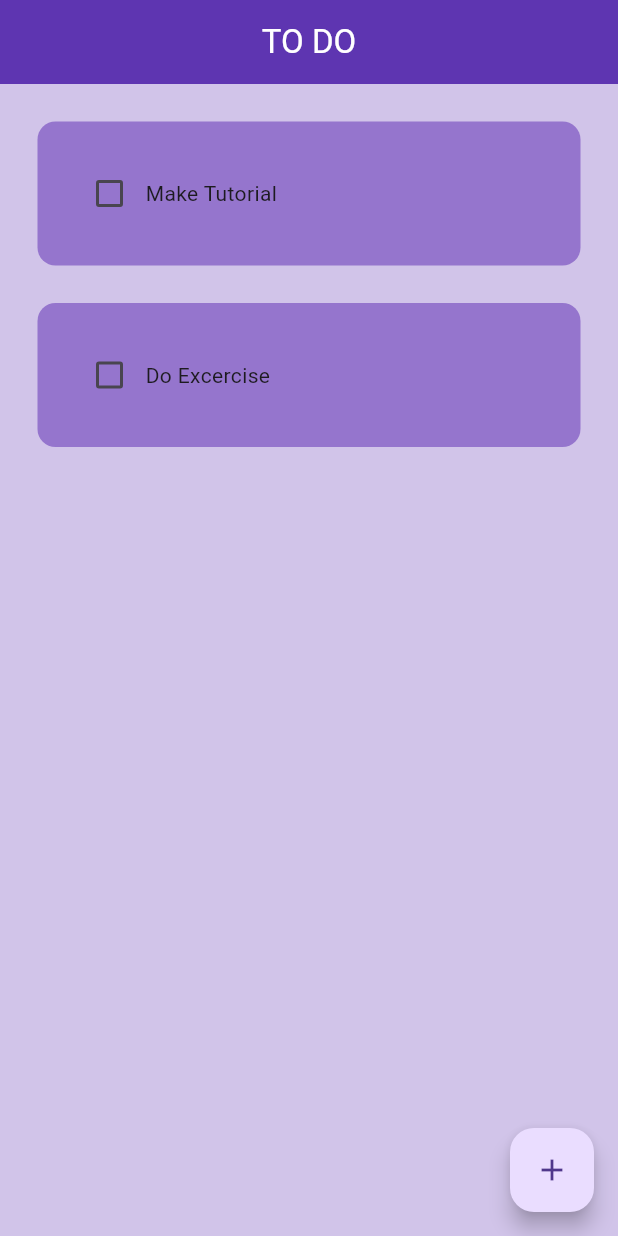
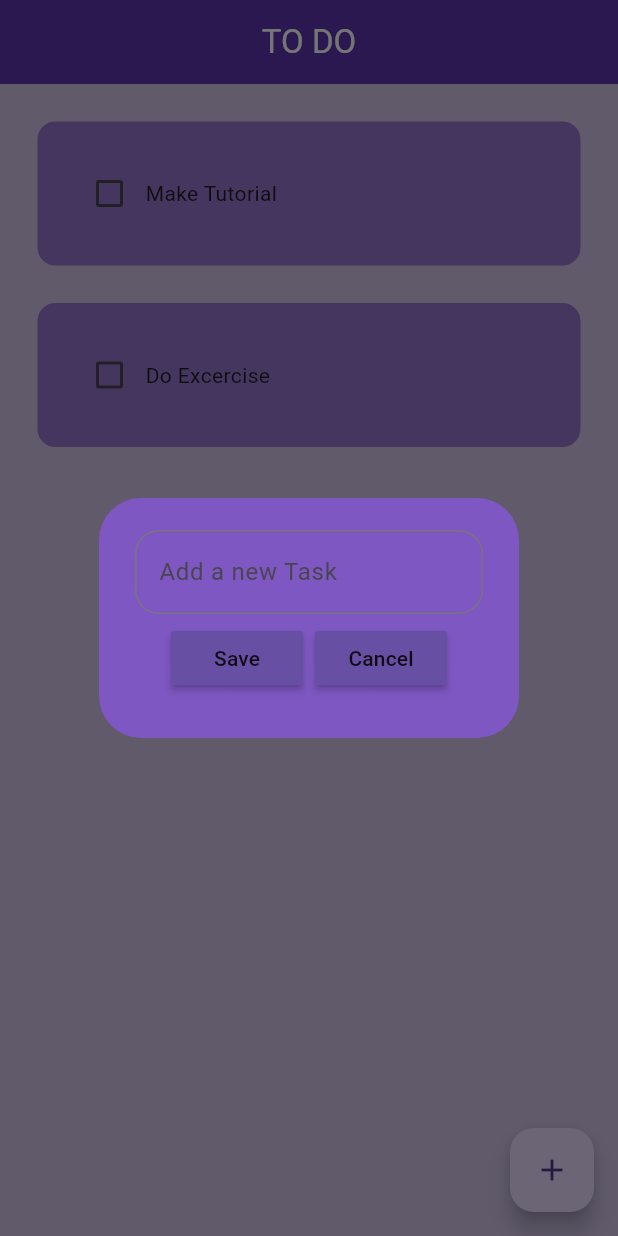
Before and after one commit to SteiKnight/todoapp, a Flutter app: the screen it shows after launch, after a tap on the "add" icon, on a phone screen of 412 x 824 dp. Run offline on Flutter 3.47's test engine with Material 3 defaults, Android fonts, the phone set to English and light mode, and no system bars.

Commit message:
added: working add new task button

```diff
--- a/lib/pages/home_page.dart
+++ b/lib/pages/home_page.dart
@@ -1,4 +1,5 @@
 import 'package:flutter/material.dart';
+import 'package:todoapp/utils/dialog_box.dart';
 import 'package:todoapp/utils/todo_tile.dart';
 
 class HomePage extends StatefulWidget {
@@ -9,6 +10,8 @@ class HomePage extends StatefulWidget {
 }
 
 class _HomePageState extends State<HomePage> {
+  //text controller
+  final _controller = TextEditingController();
   //list of to do tasks
   List toDoList = [
     ["Make Tutorial", false],
@@ -20,6 +23,27 @@ class _HomePageState extends State<HomePage> {
     setState(() {
       toDoList[index][1] = value ?? false; //!toDoList[index][1];
     });
+  }
+
+  //save new task
+  void saveNewTask() {
+    setState(() {
+      toDoList.add([_controller.text, false]);
+      _controller.clear();
+    });
+    Navigator.of(context).pop();
+  }
+
+  //new task method
+  void createNewTask() {
+    showDialog(
+      context: context,
+      builder: (context) => DialogBox(
+        controller: _controller,
+        onSave: saveNewTask,
+        onCancel: () => Navigator.of(context).pop(),
+      ),
+    );
   }
 
   @override
@@ -35,8 +59,10 @@ class _HomePageState extends State<HomePage> {
           centerTitle: true,
         ),
         //floating option
-        floatingActionButton:
-            FloatingActionButton(onPressed: () {}, child: Icon(Icons.add)),
+        floatingActionButton: FloatingActionButton(
+          onPressed: createNewTask,
+          child: Icon(Icons.add),
+        ),
         body: ListView.builder(
           itemCount: toDoList.length,
           itemBuilder: (context, index) {
--- /dev/null
+++ b/lib/utils/dialog_box.dart
@@ -0,0 +1,55 @@
+import 'package:flutter/material.dart';
+import 'package:todoapp/utils/my_button.dart';
+
+class DialogBox extends StatelessWidget {
+  final controller;
+  VoidCallback onSave;
+  VoidCallback onCancel;
+
+  DialogBox(
+      {super.key,
+      required this.controller,
+      required this.onSave,
+      required this.onCancel});
+
+  @override
+  Widget build(BuildContext context) {
+    return AlertDialog(
+        backgroundColor: Colors.deepPurple[400],
+        content: Container(
+          height: 120,
+          child: Column(
+            mainAxisAlignment: MainAxisAlignment.spaceEvenly,
+            children: [
+              //get user input
+              TextField(
+                controller: controller,
+                decoration: InputDecoration(
+                    border: OutlineInputBorder(
+                        borderRadius: BorderRadius.circular(16)),
+                    hintText: "Add a new Task"),
+              ),
+
+              //button save and cancel
+              Row(
+                mainAxisAlignment: MainAxisAlignment.center,
+                children: [
+                  //save button
+                  MyButton(
+                    text: "Save",
+                    onPressed: onSave,
+                  ),
+                  SizedBox(width: 8),
+
+                  //cancel button
+                  MyButton(
+                    text: "Cancel",
+                    onPressed: onCancel,
+                  ),
+                ],
+              )
+            ],
+          ),
+        ));
+  }
+}
--- /dev/null
+++ b/lib/utils/my_button.dart
@@ -0,0 +1,22 @@
+import 'package:flutter/material.dart';
+
+class MyButton extends StatelessWidget {
+  final String text;
+  VoidCallback onPressed;
+  MyButton({
+    super.key,
+    required this.text,
+    required this.onPressed,
+  });
+
+  @override
+  Widget build(BuildContext context) {
+    return MaterialButton(
+        onPressed: onPressed,
+        color:Theme.of(context).primaryColor,
+
+        child: Text(
+          text,
+        ));
+  }
+}
--- a/pubspec.yaml
+++ b/pubspec.yaml
@@ -34,6 +34,7 @@ dependencies:
   # The following adds the Cupertino Icons font to your application.
   # Use with the CupertinoIcons class for iOS style icons.
   cupertino_icons: ^1.0.8
+  flutter_slidable: ^1.2.0
 
 dev_dependencies:
   flutter_test:
```
Also changed, not shown: pubspec.lock.
